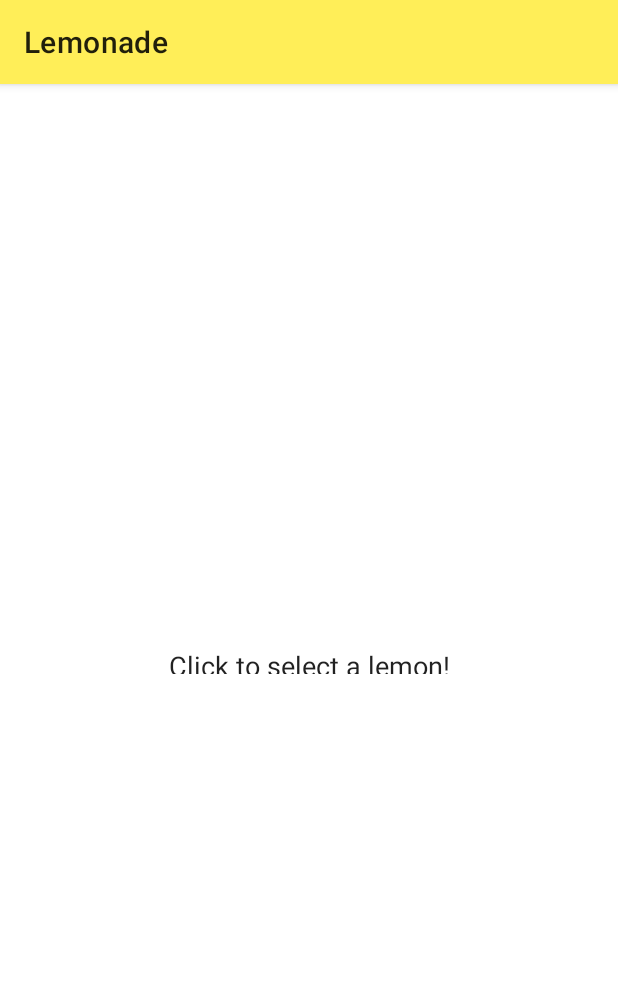
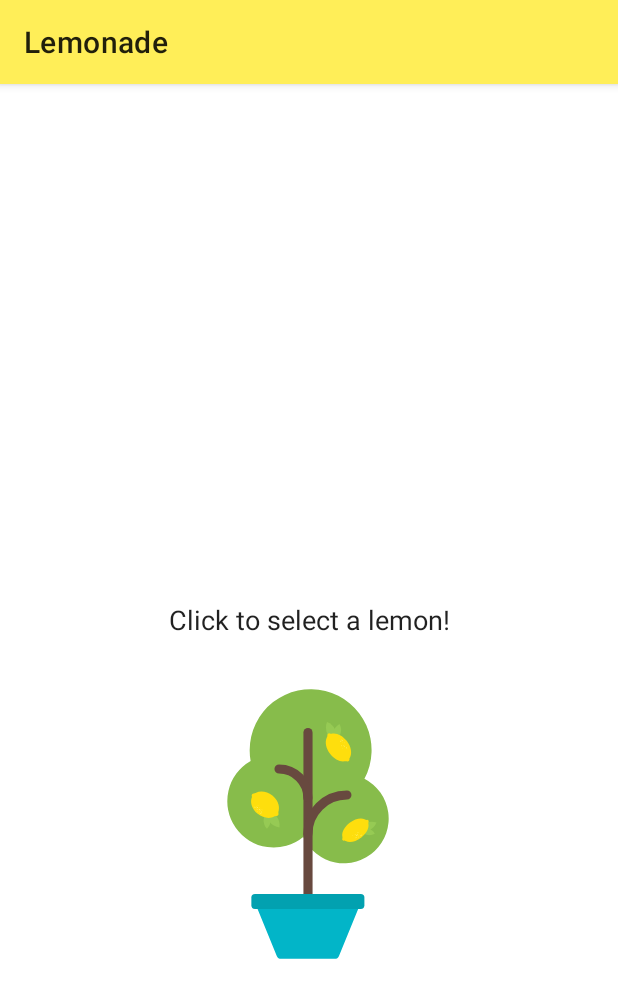
Before and after one commit to tastethedream/gdg_kotlin_course, an Android app: the screen it shows after launch (MainActivity), on a phone screen of 412 x 824 dp. Shown: the top 998 px of the screen. Run offline under Robolectric (Android 15) with nearby library versions, the phone set to English and light mode, and no system bars.

Commit message:
image added to first screen

```diff
--- a/my_lemonade_app/app/src/main/res/layout/activity_main.xml
+++ b/my_lemonade_app/app/src/main/res/layout/activity_main.xml
@@ -27,20 +27,25 @@
         android:id="@+id/text_action"
         android:layout_width="wrap_content"
         android:layout_height="wrap_content"
+        android:layout_marginBottom="24dp"
         android:text="@string/lemon_select"
+        android:textAppearance="@style/TextAppearance.AppCompat.Body1"
         android:textSize="18sp"
-        android:textAppearance="@style/TextAppearance.AppCompat.Body1"
-        app:layout_constraintStart_toStartOf="parent"
+        app:layout_constraintBottom_toTopOf="@id/image_lemon_state"
         app:layout_constraintEnd_toEndOf="parent"
-        app:layout_constraintBottom_toTopOf="@id/image_lemon_state"/>
+        app:layout_constraintStart_toStartOf="parent" />
 
     <ImageView
         android:id="@+id/image_lemon_state"
         android:layout_width="wrap_content"
         android:layout_height="wrap_content"
         app:layout_constraintBottom_toBottomOf="parent"
+        app:layout_constraintHorizontal_bias="0.498"
         app:layout_constraintLeft_toLeftOf="parent"
         app:layout_constraintRight_toRightOf="parent"
-        app:layout_constraintTop_toTopOf="parent"/>
+        app:layout_constraintTop_toTopOf="parent"
+        app:layout_constraintVertical_bias="0.693"
+        app:srcCompat="@drawable/lemon_tree" />
+
 
 </androidx.constraintlayout.widget.ConstraintLayout>
```
